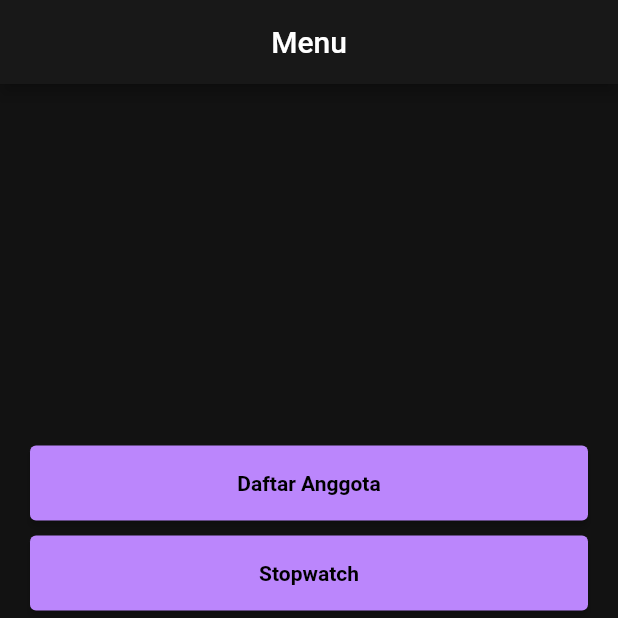
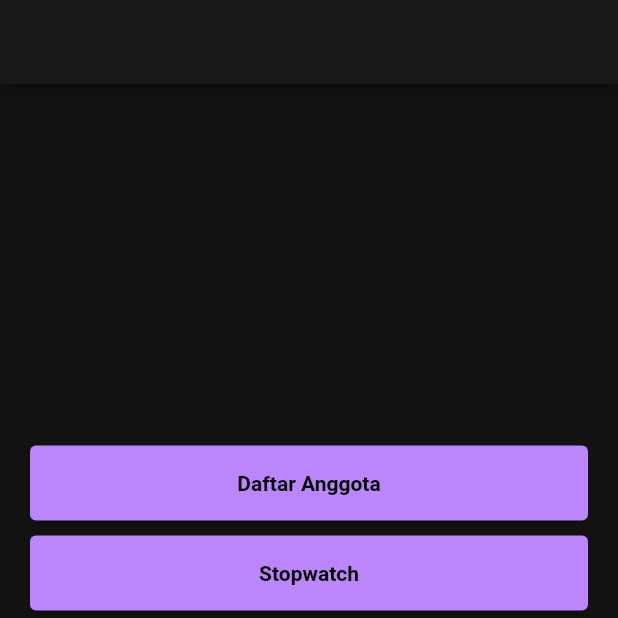
Before and after one commit to fraska20/tpm2, a Flutter app: the HomePage screen opened directly, on a phone screen of 412 x 824 dp, the top half of it. Run offline on Flutter 3.47's test engine with Material 2 defaults, Android fonts, the light colour scheme and no system bars; our stand-ins replace email_validator, flutter_secure_storage; accounts and stored records are empty.

Commit message:
update commit

```diff
--- a/lib/home.dart
+++ b/lib/home.dart
@@ -11,7 +11,6 @@ class HomePage extends StatefulWidget {
 
 class _HomePageState extends State<HomePage> {
   int _page = 0;
-  GlobalKey _bottomNavigationKey = GlobalKey();
 
   Widget bodyFunction() {
     switch (_page) {
--- a/lib/menu.dart
+++ b/lib/menu.dart
@@ -17,8 +17,6 @@ class _MenuPageState extends State<MenuPage> {
     return Scaffold(
       backgroundColor: Theme.of(context).colorScheme.background,
       appBar: AppBar(
-        title: Text("Menu"),
-        centerTitle: true,
         automaticallyImplyLeading: false,
       ),
       body: Container(
```
